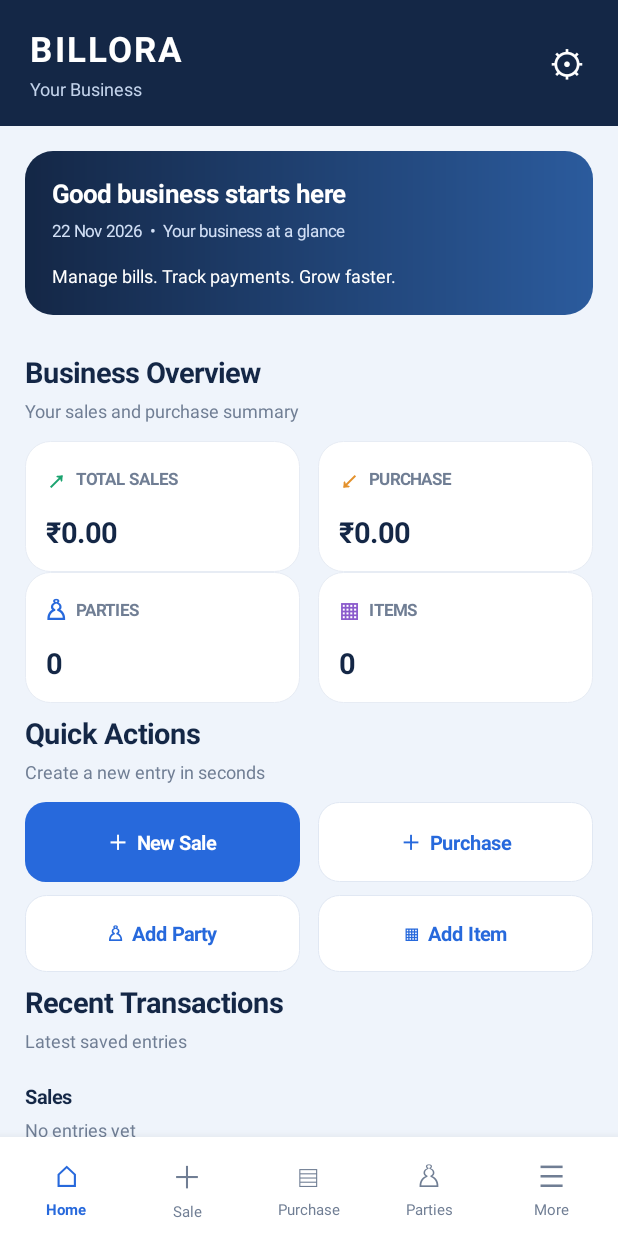
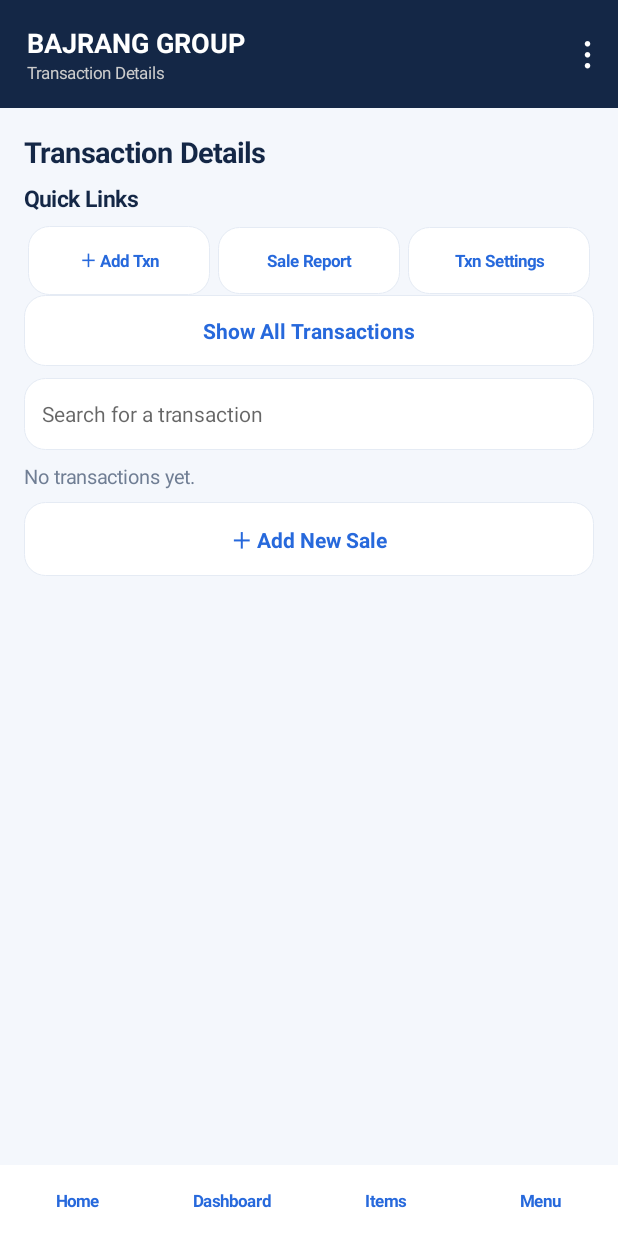
Before and after one commit to mahavir756839-source/BILLORA, an Android app: the screen it shows after launch (MainActivity), on a phone screen of 412 x 824 dp. Run offline under Robolectric (Android 15) with nearby library versions, the phone set to English and light mode, and no system bars.

Commit message:
Connect transaction and party accounting screens

```diff
--- a/app/src/main/java/com/billora/billing/MainActivity.kt
+++ b/app/src/main/java/com/billora/billing/MainActivity.kt
@@ -34,7 +34,7 @@ class MainActivity : Activity() {
 
     override fun onCreate(savedInstanceState: Bundle?) { super.onCreate(savedInstanceState); window.statusBarColor = navy; window.navigationBarColor = Color.WHITE; window.decorView.systemUiVisibility = View.SYSTEM_UI_FLAG_LIGHT_NAVIGATION_BAR; showPage("Home") }
 
-    private fun showPage(name: String) {
+    fun showPage(name: String) {
         page = name
         root = LinearLayout(this).apply { orientation = LinearLayout.VERTICAL; setBackgroundColor(pale) }
         val header = LinearLayout(this).apply {
@@ -64,7 +64,7 @@ class MainActivity : Activity() {
         }
         root.addView(bottom)
         setContentView(root)
-        when (name) { "Home" -> home(); "Sale" -> invoiceForm(false); "Purchase" -> invoiceForm(true); "Parties" -> parties(); "Items" -> items(); "Reports" -> reports(); else -> more() }
+        when (name) { "Home" -> AccountingScreens(this).show("Transactions"); "Parties" -> AccountingScreens(this).show("Parties"); "Sale" -> invoiceForm(false); "Purchase" -> invoiceForm(true); "Items" -> items(); "Reports" -> reports(); else -> more() }
     }
 
     private fun label(s: String, size: Float = 15f, color: Int = navy, bold: Boolean = false): TextView =
```
